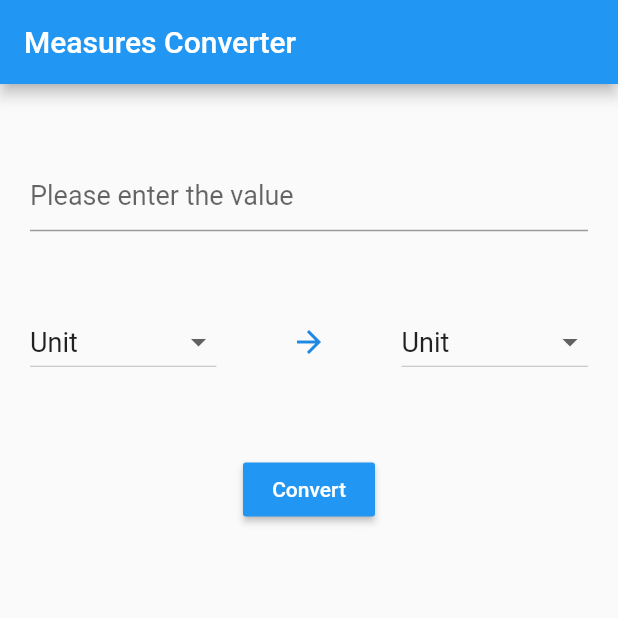
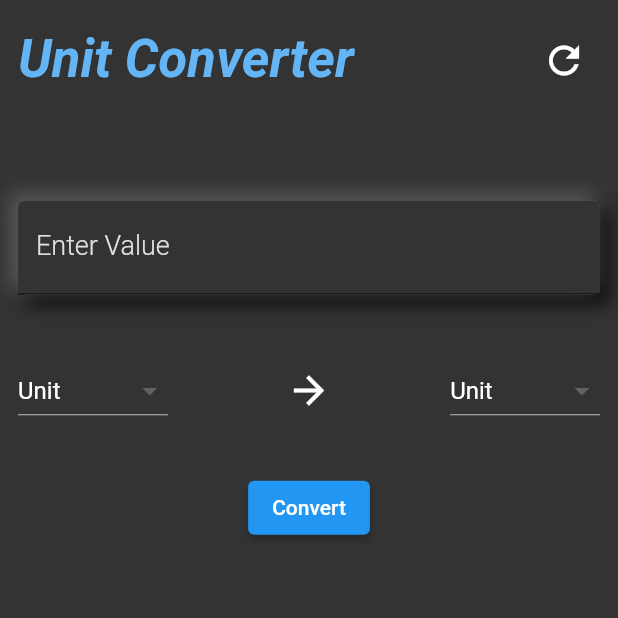
Before and after one commit to satyajeetramnit/Flutter-Journey, a Flutter app: the screen it shows after launch, after a tap on "Convert", on a phone screen of 412 x 824 dp, the top half of it. Run offline on Flutter 3.47's test engine with Material 2 defaults, Android fonts, the phone set to English and light mode, and no system bars; our stand-ins replace audioplayers, charts_flutter, fluttertoast; missing offline and left inert: dart:ffi.

Commit message:
main.dart Modified

```diff
--- a/Epik/unit_converter/lib/main.dart
+++ b/Epik/unit_converter/lib/main.dart
@@ -1,191 +1,259 @@
+// ignore_for_file: prefer_const_constructors, non_constant_identifier_names, unused_field, unused_import, annotate_overrides, sort_child_properties_last, prefer_const_literals_to_create_immutables, prefer_final_fields
+
+import 'dart:ffi';
 import 'package:flutter/material.dart';
+import 'package:fluttertoast/fluttertoast.dart';
 
-void main() => runApp(MyApp());
-
-class MyApp extends StatefulWidget {
-  @override
-  _MyAppState createState() => _MyAppState();
+void main() {
+  runApp(const MaterialApp(
+    home: HomePage(),
+  ));
 }
 
-class _MyAppState extends State<MyApp> {
-  final TextStyle inputStyle = TextStyle(
-    fontSize: 18,
-    color: Colors.black87,
-  );
+class HomePage extends StatefulWidget {
+  const HomePage({Key? key}) : super(key: key);
 
-  final TextStyle labelStyle = TextStyle(
-    fontSize: 20,
-    color: Colors.black,
-  );
-  String? _startMeasure;
-  String? _convertedMeasure;
-  double? _numberForm;
-  String? _resultMessage;
+  @override
+  State<HomePage> createState() => _HomePageState();
+}
+
+class _HomePageState extends State<HomePage> {
+  String? _original;
+  String? _Converted;
+  double? _num;
+  String? _result;
 
   void initState() {
-    _numberForm = 0;
+    _num = 0.0;
     super.initState();
   }
 
-  final List<String> _measures = [
-    'meters',
-    'kilometers',
-    'grams',
-    'kilograms',
-    'feet',
-    'miles',
-    'pounds (lbs)',
-    'ounces',
+  final List<String> _measurement = [
+    'Centimeters',
+    'Inches',
+    'Pounds',
+    'Kilograms',
   ];
-  final Map<String, int> _measuresMap = {
-    'meters': 0,
-    'kilometers': 1,
-    'grams': 2,
-    'kilograms': 3,
-    'feet': 4,
-    'miles': 5,
-    'pounds (lbs)': 6,
-    'ounces': 7,
+
+  final Map<String, int> _measurementMap = {
+    'Centimeters': 0,
+    'Inches': 1,
+    'Pounds': 2,
+    'Kilograms': 3,
   };
 
   dynamic _formulas = {
-    '0': [1, 0.001, 0, 0, 3.28084, 0.000621371, 0, 0],
-    '1': [1000, 1, 0, 0, 3280.84, 0.621371, 0, 0],
-    '2': [0, 0, 1, 0.0001, 0, 0, 0.00220462, 0.035274],
-    '3': [0, 0, 1000, 1, 0, 0, 2.20462, 35.274],
-    '4': [0.3048, 0.0003048, 0, 0, 1, 0.000189394, 0, 0],
-    '5': [1609.34, 1.60934, 0, 0, 5280, 1, 0, 0],
-    '6': [0, 0, 453.592, 0.453592, 0, 0, 1, 16],
-    '7': [0, 0, 28.3495, 0.0283495, 3.28084, 0, 0.0625, 1],
+    '0': [1, 0.393701, 0, 0],
+    '1': [2.54, 1, 0, 0],
+    '2': [0, 0, 1, 0.453592],
+    '3': [0, 0, 2.20462, 1],
   };
 
-
   void convert(double value, String from, String to) {
-    int? nFrom = _measuresMap[from];
-    int? nTo = _measuresMap[to];
-    var multiplier = _formulas[nFrom.toString()][nTo];
+    int? fromIndex = _measurementMap[from];
+    int? toIndex = _measurementMap[to];
+    var multiplier = _formulas[fromIndex.toString()][toIndex];
     var result = value * multiplier;
     if (result == 0) {
-      _resultMessage = 'This conversion cannot be performed';
+      setState(() {
+        _result = 'Invalid Conversion';
+      });
     } else {
-      _resultMessage =
-          '${_numberForm.toString()} $_startMeasure are ${result.toString()} $_convertedMeasure';
+      setState(() {
+        _result =
+            "${_num.toString()} $_original is ${result.toString()} $_Converted";
+      });
     }
-    setState(() {
-      _resultMessage = _resultMessage;
-    });
   }
 
   @override
   Widget build(BuildContext context) {
-    return MaterialApp(
-      debugShowCheckedModeBanner: false,
-      title: 'Measures Converter',
-      home: Scaffold(
-        resizeToAvoidBottomInset: true,
-        appBar: AppBar(
-          title: Text('Measures Converter'),
+    return Scaffold(
+      backgroundColor: Color(0xff333333),
+      body: SafeArea(
+        child: Padding(
+          padding: const EdgeInsets.symmetric(horizontal: 12.0, vertical: 16.0),
+          child: Column(
+            mainAxisAlignment: MainAxisAlignment.start,
+            crossAxisAlignment: CrossAxisAlignment.start,
+            children: [
+              Row(
+                // mainAxisAlignment: MainAxisAlignment.spaceBetween,
+                children: [
+                  Container(
+                    child: Center(
+                      child: Text(
+                        'Unit Converter',
+                        style: TextStyle(
+                          fontSize: 35,
+                          fontWeight: FontWeight.bold,
+                          color: Colors.blue[300],
+                          fontStyle: FontStyle.italic,
                         ),
-        body: Container(
-          padding: EdgeInsets.symmetric(horizontal: 20),
+                      ),
+                    ),
+                  ),
+                  Spacer(),
+                  // refresh icon
+                  IconButton(
+                    icon: Icon(Icons.refresh, color: Colors.white, size: 30),
+                    onPressed: () {
+                      setState(() {
+                        _num = 0.0;
+                        _original = null;
+                        _Converted = null;
+                        _result = null;
+                      });
+                    },
+                  ),
+                  // Spacer(),
+                ],
+              ),
+              Expanded(
                 child: Column(
+                    mainAxisAlignment: MainAxisAlignment.start,
+                    crossAxisAlignment: CrossAxisAlignment.start,
                     children: [
-              Spacer(),
-              TextField(
-                style: inputStyle,
+                      SizedBox(height: 70),
+                      Container(
+                        child: TextField(
                           decoration: InputDecoration(
-                  hintText: "Please enter the value",
+                              filled: true,
+                              fillColor: Color.fromARGB(255, 51, 51, 51),
+                              labelText: "Enter Value",
+                              labelStyle: TextStyle(
+                                fontWeight: FontWeight.w300,
+                                fontSize: 18.0,
+                                color: Colors.grey[300],
+                              )),
+                          style: const TextStyle(
+                            fontSize: 18.0,
+                            fontWeight: FontWeight.w300,
+                            color: Colors.white,
                           ),
+                          textAlign: TextAlign.center,
+                          keyboardType: TextInputType.number,
                           onChanged: (text) {
                             var rv = double.tryParse(text);
                             if (rv != null) {
                               setState(() {
-                      _numberForm = rv;
+                                _num = rv;
                               });
                             }
                           },
                         ),
-              Spacer(),
-              //Text((_numberForm==null)? '' : _numberForm.toString())
+                        decoration: BoxDecoration(
+                            color: Colors.grey[200],
+                            borderRadius: BorderRadius.circular(5),
+                            boxShadow: [
+                              BoxShadow(
+                                color: Colors.black.withOpacity(0.9),
+                                offset:
+                                    Offset(5, 5), // changes position of shadow
+                                blurRadius: 10,
+                                spreadRadius: 1,
+                              ),
+                              BoxShadow(
+                                color: Color.fromARGB(255, 91, 90, 90),
+                                offset: Offset(
+                                    -4, -4), // changes position of shadow
+                                blurRadius: 10,
+                                spreadRadius: 1,
+                              ),
+                            ]),
+                      ),
+                      SizedBox(
+                        height: 40.0,
+                      ),
                       Row(
                         children: [
                           DropdownButton(
-                    style: inputStyle,
-                    hint: Text(
-                      "Unit",
-                      style: inputStyle,
+                            dropdownColor: Colors.grey[800],
+                            style: TextStyle(
+                              fontSize: 14,
+                              color: Colors.white,
                             ),
-                    items: _measures.map((String value) {
-                      return DropdownMenuItem<String>(
+                            hint: Center(
+                                child: Text('Unit',
+                                    style: TextStyle(
+                                        color: Colors.white, fontSize: 16))),
+                            items: _measurement
+                                .map((String value) => DropdownMenuItem(
+                                      child: Text(value),
                                       value: value,
-                        child: Text(value),
-                      );
-                    }).toList(),
+                                    ))
+                                .toList(),
                             onChanged: (value) {
                               setState(() {
-                        _startMeasure = value.toString();
+                                _original = value.toString();
                               });
                             },
-                    value: _startMeasure,
+                            value: _original,
                           ),
                           Spacer(),
                           Icon(
                             Icons.arrow_forward,
-                    color: Colors.blue[600],
-                    size: 24.0,
-                    semanticLabel: 'Text to announce in accessibility modes',
+                            color: Colors.white,
+                            size: 30,
                           ),
                           Spacer(),
                           DropdownButton(
-                    hint: Text(
-                      "Unit",
-                      style: inputStyle,
+                            dropdownColor: Colors.grey[800],
+                            style: TextStyle(
+                              fontSize: 14,
+                              color: Colors.white,
                             ),
-                    style: inputStyle,
-                    items: _measures.map((String value) {
-                      return DropdownMenuItem<String>(
+                            hint: Center(
+                                child: Text('Unit',
+                                    style: TextStyle(
+                                        color: Colors.white, fontSize: 16))),
+                            items: _measurement
+                                .map((String value) => DropdownMenuItem(
+                                      child: Text(value),
                                       value: value,
-                        child: Text(
-                          value,
-                          style: inputStyle,
-                        ),
-                      );
-                    }).toList(),
+                                    ))
+                                .toList(),
                             onChanged: (value) {
                               setState(() {
-                        _convertedMeasure = value.toString();
+                                _Converted = value.toString();
                               });
                             },
-                    value: _convertedMeasure,
+                            value: _Converted,
                           ),
                         ],
                       ),
-
-              Spacer(
-                flex: 1,
+                      SizedBox(
+                        height: 30.0,
                       ),
-              RaisedButton(
-                color: Colors.blue,
-                child: Text('Convert', style: TextStyle(color: Colors.white)),
+                      Center(
+                        child: ElevatedButton(
+                          child: Text('Convert',
+                              style: TextStyle(color: Colors.white)),
                           onPressed: () {
-                  if (_startMeasure!.isEmpty ||
-                      _convertedMeasure!.isEmpty ||
-                      _numberForm == 0) {
+                            if (_original!.isEmpty ||
+                                _Converted!.isEmpty ||
+                                _num == 0) {
                               return;
-                  } else {
-                    convert(_numberForm!, _startMeasure!, _convertedMeasure!);
                             }
+                            convert(_num!, _original!, _Converted!);
                           },
                         ),
-
-              Spacer(
-                flex: 1,
                       ),
-              Text((_resultMessage == null) ? '' : _resultMessage!
-            ,
-                  style: labelStyle),
-              Spacer(
-                flex: 8,
+                      SizedBox(
+                        height: 30.0,
+                      ),
+                      Center(
+                        child: Text(
+                          _result ?? '',
+                          style: TextStyle(
+                            fontSize: 20,
+                            fontWeight: FontWeight.w300,
+                            fontStyle: FontStyle.italic,
+                            color: Colors.white,
+                          ),
+                        ),
+                      ),
+                    ]),
               ),
             ],
           ),
```
Lines whose indentation alone changed are shown as unchanged.
